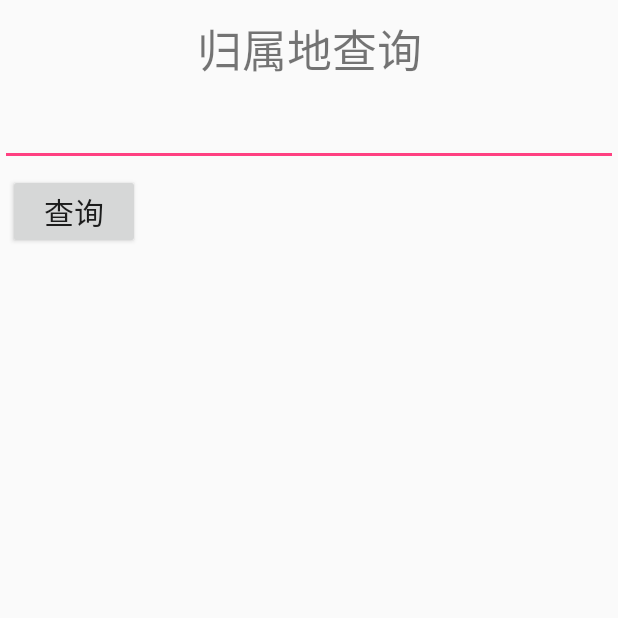
After one commit to akileecn/MyApplication, an Android app: the AddressActivity screen opened directly, with no data from a screen before it, on a phone screen of 412 x 824 dp, the top half of it. The commit adds this screen. Run offline under Robolectric (Android 15) with nearby library versions, the phone set to English and light mode, and no system bars.

Commit message:
day4 1/2

```diff
--- a/手机安全卫士/build.gradle
+++ b/手机安全卫士/build.gradle
@@ -23,6 +23,6 @@ android {
 dependencies {
     compile fileTree(dir: 'libs', include: ['*.jar'])
     testCompile 'junit:junit:4.12'
-    compile 'com.android.support:appcompat-v7:23.0.1'
+    compile 'com.android.support:appcompat-v7:23.1.0'
     compile 'org.xutils:xutils:3.0'
 }
--- /dev/null
+++ b/手机安全卫士/src/main/java/cn/aki/mobilesafe/activity/AddressActivity.java
@@ -0,0 +1,63 @@
+package cn.aki.mobilesafe.activity;
+
+import android.app.Activity;
+import android.os.Bundle;
+import android.os.Vibrator;
+import android.text.Editable;
+import android.text.TextUtils;
+import android.text.TextWatcher;
+import android.view.View;
+import android.view.animation.Animation;
+import android.view.animation.AnimationUtils;
+import android.widget.EditText;
+import android.widget.TextView;
+
+import cn.aki.mobilesafe.R;
+import cn.aki.mobilesafe.db.dao.AddressDao;
+
+/**
+ * Created by Administrator on 2015/12/2.
+ * 归属地
+ */
+public class AddressActivity extends Activity{
+    private EditText etPhone;
+    private TextView tvResult;
+    @Override
+    protected void onCreate(Bundle savedInstanceState) {
+        super.onCreate(savedInstanceState);
+        setContentView(R.layout.activity_address);
+        etPhone= (EditText) findViewById(R.id.et_phone);
+        tvResult= (TextView) findViewById(R.id.tv_result);
+        //动态查询
+        etPhone.addTextChangedListener(new TextWatcher() {
+            @Override
+            public void beforeTextChanged(CharSequence s, int start, int count, int after) {
+            }
+
+            @Override
+            public void onTextChanged(CharSequence s, int start, int before, int count) {
+                String address=AddressDao.getAddress(s.toString());
+                tvResult.setText(address);
+            }
+
+            @Override
+            public void afterTextChanged(Editable s) {
+            }
+        });
+    }
+
+    public void queryAddress(View view){
+        String phone=etPhone.getText().toString();
+        if(TextUtils.isEmpty(phone)){
+            //输出框抖动
+            Animation anim= AnimationUtils.loadAnimation(this,R.anim.shake);
+            etPhone.startAnimation(anim);
+            //手机震动
+            Vibrator vibrator= (Vibrator) getSystemService(VIBRATOR_SERVICE);
+            vibrator.vibrate(new long[]{200,300,200,300},-1);   //-1不重复
+        }else{
+            String address=AddressDao.getAddress(phone);
+            tvResult.setText(address);
+        }
+    }
+}
--- a/手机安全卫士/src/main/java/cn/aki/mobilesafe/activity/BaseSafeStepActivity.java
+++ b/手机安全卫士/src/main/java/cn/aki/mobilesafe/activity/BaseSafeStepActivity.java
@@ -6,6 +6,7 @@ import android.os.Bundle;
 import android.view.GestureDetector;
 import android.view.MotionEvent;
 import android.view.View;
+import android.widget.Toast;
 
 import cn.aki.mobilesafe.common.Constants;
 
@@ -24,7 +25,7 @@ public abstract class BaseSafeStepActivity extends Activity {
     /**
      * y轴距离
      */
-    private static final float Y_DISTANCE=100;
+    private static final float Y_DISTANCE=200;
     @Override
     protected void onCreate(Bundle savedInstanceState) {
         super.onCreate(savedInstanceState);
--- a/手机安全卫士/src/main/java/cn/aki/mobilesafe/activity/HomeActivity.java
+++ b/手机安全卫士/src/main/java/cn/aki/mobilesafe/activity/HomeActivity.java
@@ -51,6 +51,9 @@ public class HomeActivity extends Activity{
             switch (position){
                 case 0:
                     showPasswordDialog();
+                    break;
+                case 7:
+                    startActivity(new Intent(HomeActivity.this,ToolsActivity.class));
                     break;
                 //设置中心
                 case 8:
--- /dev/null
+++ b/手机安全卫士/src/main/res/anim/cycle_7.xml
@@ -0,0 +1,17 @@
+<?xml version="1.0" encoding="utf-8"?>
+<!-- Copyright (C) 2007 The Android Open Source Project
+
+     Licensed under the Apache License, Version 2.0 (the "License");
+     you may not use this file except in compliance with the License.
+     You may obtain a copy of the License at
+
+          http://www.apache.org/licenses/LICENSE-2.0
+
+     Unless required by applicable law or agreed to in writing, software
+     distributed under the License is distributed on an "AS IS" BASIS,
+     WITHOUT WARRANTIES OR CONDITIONS OF ANY KIND, either express or implied.
+     See the License for the specific language governing permissions and
+     limitations under the License.
+-->
+
+<cycleInterpolator xmlns:android="http://schemas.android.com/apk/res/android" android:cycles="7" />
--- /dev/null
+++ b/手机安全卫士/src/main/res/anim/shake.xml
@@ -0,0 +1,22 @@
+<?xml version="1.0" encoding="utf-8"?>
+<!--
+     Copyright (C) 2007 The Android Open Source Project
+
+     Licensed under the Apache License, Version 2.0 (the "License");
+     you may not use this file except in compliance with the License.
+     You may obtain a copy of the License at
+
+          http://www.apache.org/licenses/LICENSE-2.0
+
+     Unless required by applicable law or agreed to in writing, software
+     distributed under the License is distributed on an "AS IS" BASIS,
+     WITHOUT WARRANTIES OR CONDITIONS OF ANY KIND, either express or implied.
+     See the License for the specific language governing permissions and
+     limitations under the License.
+-->
+
+<translate xmlns:android="http://schemas.android.com/apk/res/android"
+    android:duration="1000"
+    android:fromXDelta="0"
+    android:interpolator="@anim/cycle_7"
+    android:toXDelta="10" />
--- /dev/null
+++ b/手机安全卫士/src/main/res/layout/activity_address.xml
@@ -0,0 +1,22 @@
+<?xml version="1.0" encoding="utf-8"?>
+<LinearLayout xmlns:android="http://schemas.android.com/apk/res/android"
+    android:orientation="vertical" android:layout_width="match_parent"
+    android:layout_height="match_parent">
+    <TextView
+        style="@style/TitleStyle"
+        android:hint="请输入手机号码"
+        android:text="归属地查询"/>
+    <EditText
+        android:id="@+id/et_phone"
+        android:inputType="phone"
+        android:layout_width="match_parent"
+        android:layout_height="wrap_content" />
+    <Button
+        style="@style/ContentStyle"
+        android:onClick="queryAddress"
+        android:text="查询"/>
+    <TextView
+        android:id="@+id/tv_result"
+        style="@style/ContentStyle"/>
+
+</LinearLayout>
```
Also changed, not shown: 手机安全卫士/src/main/AndroidManifest.xml (+11 -3 lines), 手机安全卫士/src/main/java/cn/aki/mobilesafe/activity/SplashActivity.java (+45 -0 lines), 手机安全卫士/src/main/java/cn/aki/mobilesafe/activity/ToolsActivity.java (added, +25 -0 lines), 手机安全卫士/src/main/java/cn/aki/mobilesafe/common/Constants.java (+10 -0 lines), 手机安全卫士/src/main/java/cn/aki/mobilesafe/db/dao/AddressDao.java (added, +64 -0 lines), 手机安全卫士/src/main/res/layout/activity_tools.xml (added, +16 -0 lines), 2 other files.
